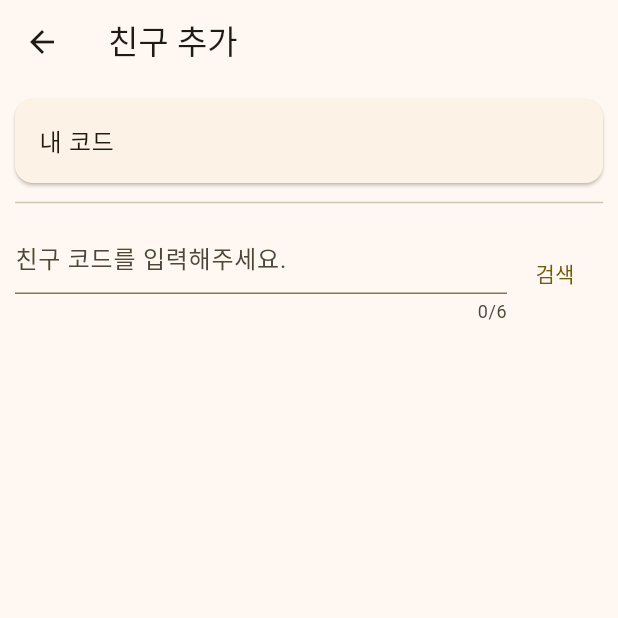
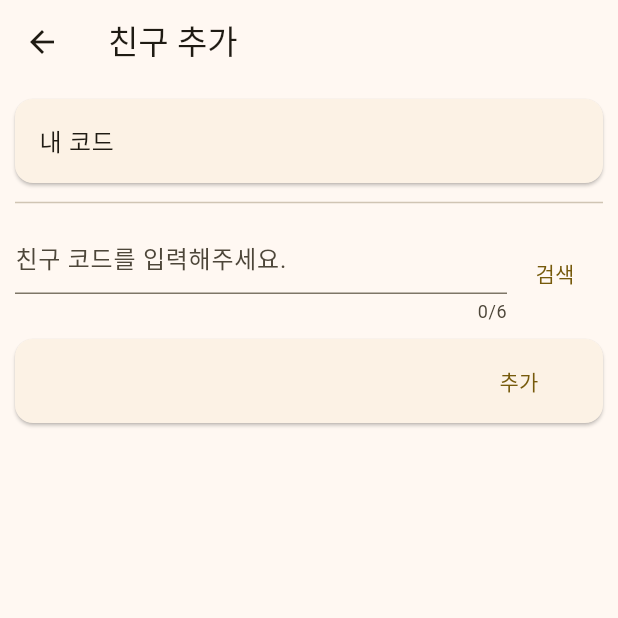
Before and after one commit to KimKyungWon0519/chat_application, a Flutter app: the AddFriendPage screen opened by its route, on a phone screen of 412 x 824 dp, the top half of it. Run offline on Flutter 3.47's test engine with Material 3 defaults, Android fonts, the phone set to English and light mode, and no system bars; our stand-ins replace cloud_firestore, firebase_auth, firebase_core, flutter_riverpod, go_router; accounts and stored records are empty.

Commit message:
FEAT: Create FriendCard

```diff
--- a/lib/src/features/friend_management/presentation/pages/add_friend_page/add_friend_page.dart
+++ b/lib/src/features/friend_management/presentation/pages/add_friend_page/add_friend_page.dart
@@ -1,3 +1,4 @@
+import 'package:chat_application/src/features/friend_management/presentation/pages/add_friend_page/local_widgets/friend_card.dart';
 import 'package:chat_application/src/features/friend_management/presentation/pages/add_friend_page/local_widgets/search_field.dart';
 import 'package:flutter/material.dart';
 
@@ -22,6 +23,8 @@ class AddFriendPage extends StatelessWidget {
               child: Divider(),
             ),
             SearchField(),
+            SizedBox(height: 10),
+            FriendCard(),
           ],
         ),
       ),
--- /dev/null
+++ b/lib/src/features/friend_management/presentation/pages/add_friend_page/local_widgets/friend_card.dart
@@ -0,0 +1,26 @@
+import 'package:chat_application/src/features/friend_management/domain/model/user_info.dart';
+import 'package:chat_application/src/features/friend_management/presentation/presenter/providers.dart';
+import 'package:flutter/material.dart';
+import 'package:flutter_riverpod/flutter_riverpod.dart';
+
+class FriendCard extends ConsumerWidget {
+  const FriendCard({super.key});
+
+  @override
+  Widget build(BuildContext context, WidgetRef ref) {
+    UserInfo? user = ref.watch(addFriendProvider);
+
+    if (user == null) return Container();
+
+    return Card(
+      margin: EdgeInsets.zero,
+      child: ListTile(
+        title: Text(user.name),
+        trailing: TextButton(
+          child: const Text('추가'),
+          onPressed: () {},
+        ),
+      ),
+    );
+  }
+}
```
